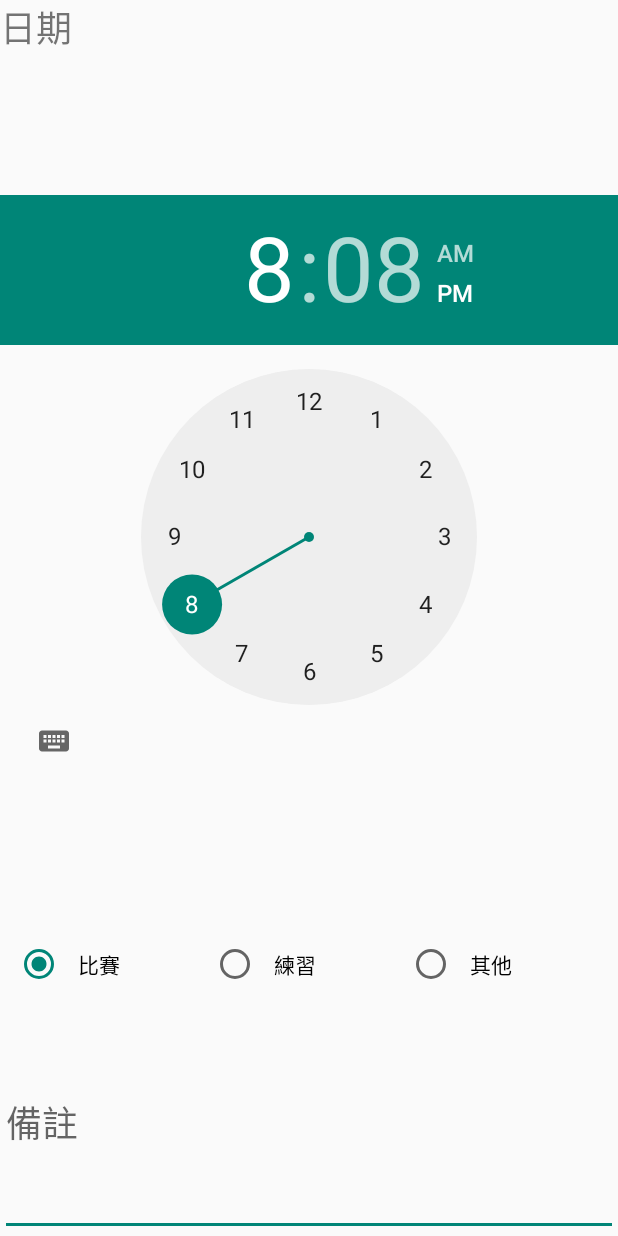
After one commit to U10416008/VolleyBall, an Android app: the layout schedule_add.xml on its own in the app's theme, with its tools: preview values and no code run, on a phone screen of 412 x 824 dp. The commit adds this screen. Run offline under Robolectric (Android 15) with nearby library versions, the phone set to English and light mode, and no system bars.

Commit message:
schedule

```diff
--- a/app/build.gradle
+++ b/app/build.gradle
@@ -4,7 +4,7 @@ android {
     compileSdkVersion 26
     defaultConfig {
         applicationId "com.example.user.volleyball"
-        minSdkVersion 19
+        minSdkVersion 23
         targetSdkVersion 26
         versionCode 1
         versionName "1.0"
--- /dev/null
+++ b/app/src/main/res/layout/schedule_add.xml
@@ -0,0 +1,56 @@
+<?xml version="1.0" encoding="utf-8"?>
+<LinearLayout xmlns:android="http://schemas.android.com/apk/res/android"
+    android:orientation="vertical" android:layout_width="match_parent"
+    android:layout_height="match_parent">
+    <TextView
+        android:layout_width="match_parent"
+        android:layout_height="wrap_content"
+        android:layout_weight="1"
+        android:text="@string/date"
+        android:id="@+id/tvDate"
+        android:textSize="24dp"/>
+    <TimePicker
+        android:layout_width="match_parent"
+        android:layout_height="wrap_content"
+        android:layout_weight="1"
+        android:id="@+id/timePicker"
+        android:textSize="24dp"/>
+
+    <RadioGroup
+        android:layout_width="match_parent"
+        android:layout_height="wrap_content"
+        android:orientation="horizontal"
+        android:id="@+id/radioGroup"
+        android:padding="10dp">
+        <RadioButton
+            android:layout_width="wrap_content"
+            android:layout_height="match_parent"
+            android:text="@string/race"
+            android:padding="10dp"
+            android:id="@+id/radioRace"
+            android:checked="true"
+            android:layout_weight="1"/>
+        <RadioButton
+            android:layout_width="wrap_content"
+            android:layout_height="match_parent"
+            android:text="@string/pratice"
+            android:padding="10dp"
+            android:id="@+id/radioPratice"
+            android:layout_weight="1"/>
+        <RadioButton
+            android:layout_width="wrap_content"
+            android:layout_height="match_parent"
+            android:text="@string/other"
+            android:padding="10dp"
+            android:id="@+id/radioOther"
+            android:layout_weight="1"/>
+    </RadioGroup>
+    <EditText
+        android:layout_width="match_parent"
+        android:layout_height="wrap_content"
+        android:layout_weight="1"
+        android:hint="@string/note"
+        android:id="@+id/etNote"
+        android:textSize="24dp"/>
+
+</LinearLayout>
--- a/app/src/main/res/values/strings.xml
+++ b/app/src/main/res/values/strings.xml
@@ -25,6 +25,13 @@
     <string name="please_select_mode">請選擇模式</string>
     <string name="turn">往右輪</string>
     <string name="calendar">日曆</string>
+    <string name="date">日期</string>
+    <string name="time">時間</string>
+    <string name="note">備註</string>
+    <string name="pratice">練習</string>
+    <string name="race">比賽</string>
+    <string name="other">其他</string>
+    <string name="complete">請選擇一個按鈕</string>
     <string-array name="location">
         <item>自由</item>
         <item>大砲</item>
```
Also changed, not shown: app/src/main/java/com/example/user/volleyball/DateAdapter.java (+6 -5 lines), app/src/main/java/com/example/user/volleyball/DateSchedule.java (added, +34 -0 lines), app/src/main/java/com/example/user/volleyball/MainActivity.java (+22 -13 lines), app/src/main/java/com/example/user/volleyball/Schedule.java (+92 -6 lines), app/src/main/java/com/example/user/volleyball/TeamerInfo.java (+7 -3 lines), app/src/main/res/layout/schedule.xml (+13 -0 lines).
